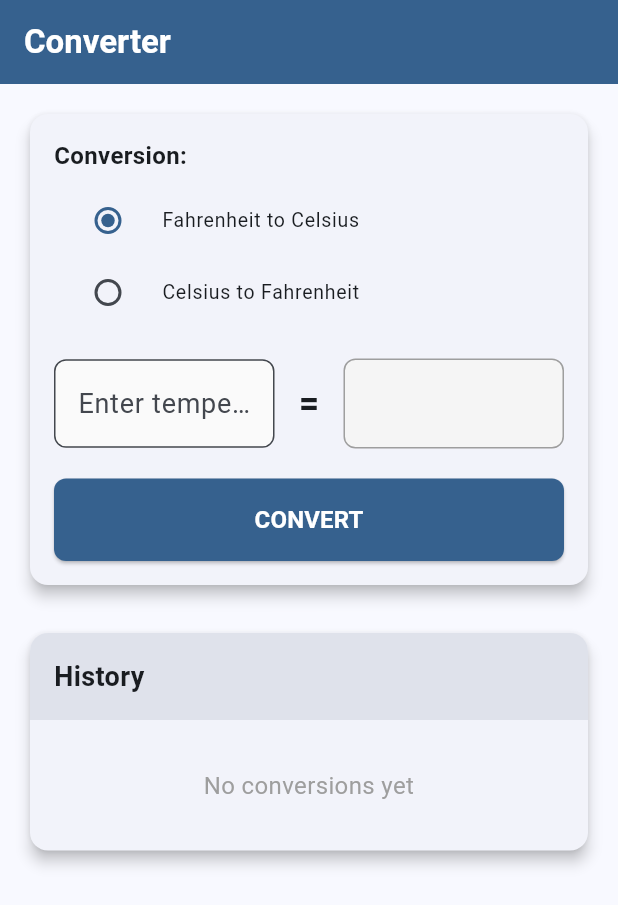
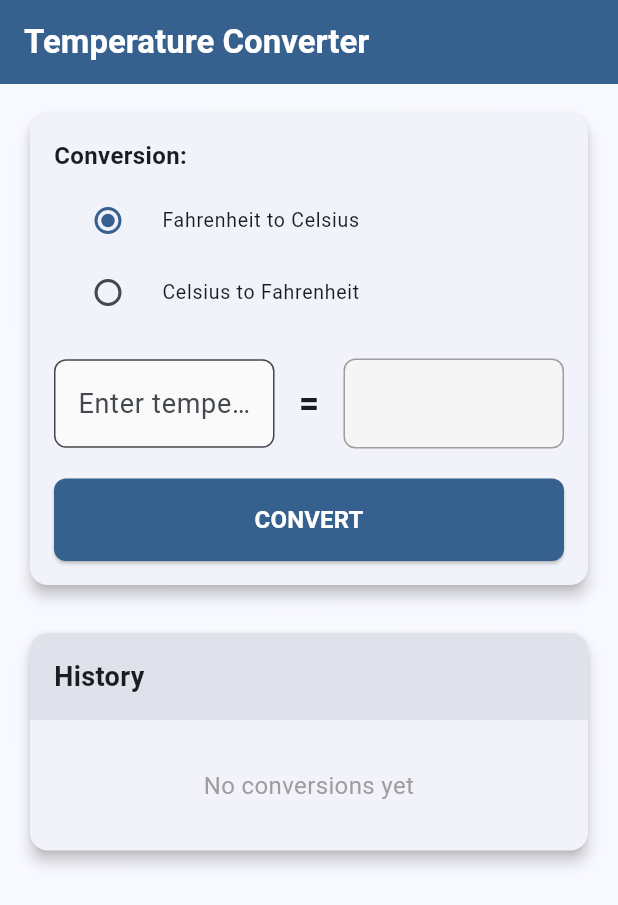
Before and after one commit to josueahadi/temperature_converter, a Flutter app: the screen it shows after launch, on a phone screen of 412 x 824 dp. Shown: the top 905 px of the screen. Run offline on Flutter 3.47's test engine with Material 3 defaults, Android fonts, the phone set to English and light mode, and no system bars.

Commit message:
feat: refactor conversion formatting and enhance UI components with reusable AppCard widget

```diff
--- a/lib/screens/converter_screen.dart
+++ b/lib/screens/converter_screen.dart
@@ -34,7 +34,7 @@ class _ConverterScreenState extends State<ConverterScreen> {
     return Scaffold(
       appBar: AppBar(
         title: const Text(
-          'Converter',
+          'Temperature Converter',
           style: TextStyle(color: Colors.white, fontWeight: FontWeight.bold),
         ),
         backgroundColor: Theme.of(context).colorScheme.primary,
--- /dev/null
+++ b/lib/utils/format_utils.dart
@@ -0,0 +1,12 @@
+/// Utility class for formatting temperature conversions
+class FormatUtils {
+  /// Creates a formatted temperature conversion string
+  static String formatConversion({
+    required String type,
+    required double input,
+    required double output,
+    int decimals = 1,
+  }) {
+    return '$type: ${input.toStringAsFixed(decimals)} ⇒ ${output.toStringAsFixed(decimals)}';
+  }
+}
--- /dev/null
+++ b/lib/widgets/app_card.dart
@@ -0,0 +1,28 @@
+import 'package:flutter/material.dart';
+
+/// A reusable card widget with consistent styling for the application
+class AppCard extends StatelessWidget {
+  final Widget child;
+  final double elevation;
+  final BorderRadius? borderRadius;
+  final EdgeInsetsGeometry? padding;
+
+  const AppCard({
+    super.key,
+    required this.child,
+    this.elevation = 4.0,
+    this.borderRadius,
+    this.padding,
+  });
+
+  @override
+  Widget build(BuildContext context) {
+    return Card(
+      elevation: elevation,
+      shape: RoundedRectangleBorder(
+        borderRadius: borderRadius ?? BorderRadius.circular(12),
+      ),
+      child: padding != null ? Padding(padding: padding!, child: child) : child,
+    );
+  }
+}
--- a/lib/widgets/conversion_section.dart
+++ b/lib/widgets/conversion_section.dart
@@ -3,6 +3,8 @@ import 'package:flutter/services.dart';
 import '../models/conversion_history.dart';
 import '../services/temperature_converter.dart';
 import '../utils/input_validator.dart';
+import '../utils/format_utils.dart';
+import 'app_card.dart';
 
 /// Widget that handles the main conversion functionality
 class ConversionSection extends StatefulWidget {
@@ -81,10 +83,7 @@ class _ConversionSectionState extends State<ConversionSection> {
 
   @override
   Widget build(BuildContext context) {
-    return Card(
-      elevation: 4,
-      shape: RoundedRectangleBorder(borderRadius: BorderRadius.circular(12)),
-      child: Padding(
+    return AppCard(
       padding: const EdgeInsets.all(16.0),
       child: Column(
         crossAxisAlignment: CrossAxisAlignment.stretch,
@@ -99,7 +98,6 @@ class _ConversionSectionState extends State<ConversionSection> {
             _buildResultDisplay(),
           ],
         ],
-        ),
       ),
     );
   }
@@ -213,9 +211,13 @@ class _ConversionSectionState extends State<ConversionSection> {
 
     final inputValue =
         InputValidator.parseTemperature(_temperatureController.text) ?? 0;
-    final conversionText = _isFahrenheitToCelsius
-        ? 'F to C: ${inputValue.toStringAsFixed(1)} ⇒ ${_convertedValue!.toStringAsFixed(1)}'
-        : 'C to F: ${inputValue.toStringAsFixed(1)} ⇒ ${_convertedValue!.toStringAsFixed(1)}';
+    final type = _isFahrenheitToCelsius ? 'F to C' : 'C to F';
+
+    final conversionText = FormatUtils.formatConversion(
+      type: type,
+      input: inputValue,
+      output: _convertedValue!,
+    );
 
     return Container(
       padding: const EdgeInsets.all(12),
--- a/lib/widgets/history_section.dart
+++ b/lib/widgets/history_section.dart
@@ -1,5 +1,6 @@
 import 'package:flutter/material.dart';
 import '../models/conversion_history.dart';
+import 'app_card.dart';
 
 /// Widget that displays the conversion history
 class HistorySection extends StatelessWidget {
@@ -14,9 +15,7 @@ class HistorySection extends StatelessWidget {
 
   @override
   Widget build(BuildContext context) {
-    return Card(
-      elevation: 4,
-      shape: RoundedRectangleBorder(borderRadius: BorderRadius.circular(12)),
+    return AppCard(
       child: Column(
         crossAxisAlignment: CrossAxisAlignment.stretch,
         children: [_buildHeader(context), _buildHistoryList()],
```
Also changed, not shown: lib/models/conversion_history.dart (+7 -6 lines). Lines whose indentation alone changed are shown as unchanged.
